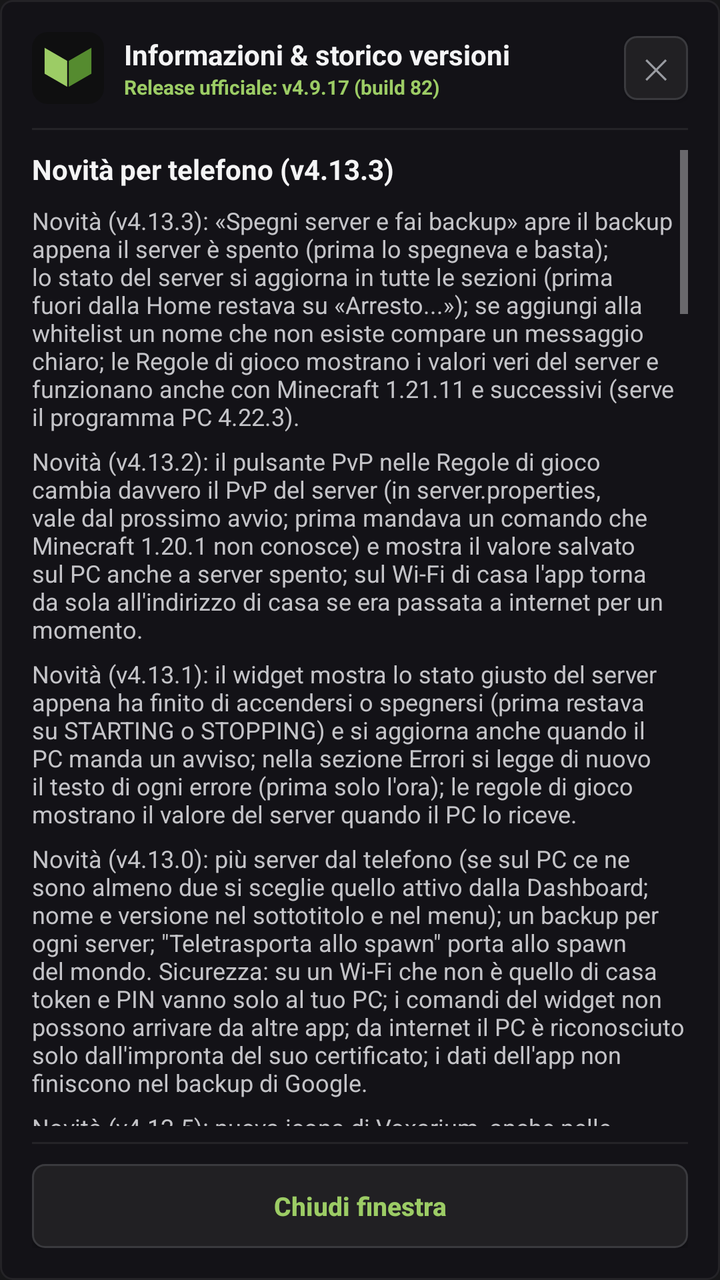
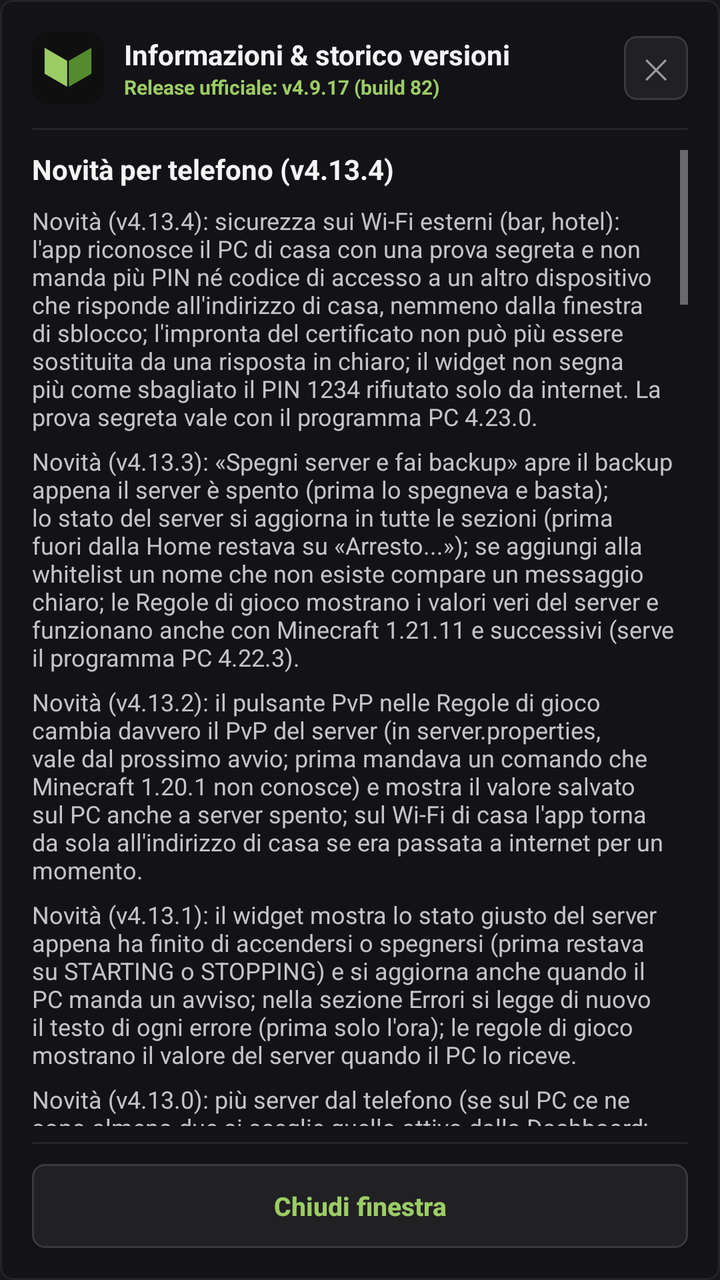

Before-and-after screenshots of an Android layout around one commit, followed by the original layout XML and the change that was made.
<!-- AndroidManifest.xml: application theme AppTheme -->
<!-- res/layout/dialog_info_versions.xml -->
<?xml version="1.0" encoding="utf-8"?>
<LinearLayout xmlns:android="http://schemas.android.com/apk/res/android"
    android:layout_width="match_parent"
    android:layout_height="wrap_content"
    android:orientation="vertical"
    android:background="@drawable/card_bg"
    android:padding="16dp">

    
    <RelativeLayout
        android:layout_width="match_parent"
        android:layout_height="wrap_content"
        android:layout_marginBottom="12dp">

        <ImageView
            android:id="@+id/dialogHeaderInfoIcon"
            android:layout_width="36dp"
            android:layout_height="36dp"
            android:layout_alignParentStart="true"
            android:layout_centerVertical="true"
            android:src="@drawable/ic_launcher" />

        <LinearLayout
            android:layout_width="wrap_content"
            android:layout_height="wrap_content"
            android:layout_toEndOf="@+id/dialogHeaderInfoIcon"
            android:layout_marginStart="10dp"
            android:layout_centerVertical="true"
            android:orientation="vertical">

            <TextView
                android:layout_width="wrap_content"
                android:layout_height="wrap_content"
                android:text="Informazioni &amp; storico versioni"
                android:tag="t:ui.informazioni_storico_versioni"
                android:textColor="#f4f4f5"
                android:textSize="14sp"
                android:textStyle="bold" />

            <TextView
                android:id="@+id/dialogTxtCurrentVersion"
                android:layout_width="wrap_content"
                android:layout_height="wrap_content"
                android:text="Release ufficiale: v4.9.17 (build 82)"
                android:tag="notr"
                android:textColor="#9ccc65"
                android:textSize="10sp"
                android:textStyle="bold" />
        </LinearLayout>

        <Button
            android:id="@+id/dialogBtnCloseTop"
            android:layout_width="32dp"
            android:layout_height="32dp"
            android:layout_alignParentEnd="true"
            android:layout_centerVertical="true"
            android:background="@drawable/btn_slate"
            android:text="✕"
            android:textColor="#9a9ca2"
            android:textSize="14sp" />
    </RelativeLayout>

    <View
        android:layout_width="match_parent"
        android:layout_height="1dp"
        android:background="#242327"
        android:layout_marginBottom="10dp" />

    
    <ScrollView
        android:layout_width="match_parent"
        android:layout_height="0dp"
        android:layout_weight="1"
        android:fillViewport="true"
        android:scrollbars="vertical">

        <LinearLayout
            android:layout_width="match_parent"
            android:layout_height="wrap_content"
            android:orientation="vertical">

            
            <TextView
                android:layout_width="wrap_content"
                android:layout_height="wrap_content"
                android:text="Novità per telefono (v4.13.3)"
                android:tag="t:ui.novita_telefono|v4.13.3"
                android:textColor="#f4f4f5"
                android:textSize="14sp"
                android:textStyle="bold"
                android:layout_marginBottom="8dp" />

            
                <TextView
                    android:layout_width="match_parent"
                    android:layout_height="wrap_content"
                    android:text="Novità (v4.13.3): «Spegni server e fai backup» apre il backup appena il server è spento (prima lo spegneva e basta); lo stato del server si aggiorna in tutte le sezioni (prima fuori dalla Home restava su «Arresto...»); se aggiungi alla whitelist un nome che non esiste compare un messaggio chiaro; le Regole di gioco mostrano i valori veri del server e funzionano anche con Minecraft 1.21.11 e successivi (serve il programma PC 4.22.3)."
                    android:tag="t:ui.novita_v4_13_3_backup"
                    android:textColor="#c4c4c8"
                    android:textSize="12sp"
                    android:layout_marginBottom="6dp" />

                <TextView
                    android:layout_width="match_parent"
                    android:layout_height="wrap_content"
                    android:text="Novità (v4.13.2): il pulsante PvP nelle Regole di gioco cambia davvero il PvP del server (in server.properties, vale dal prossimo avvio; prima mandava un comando che Minecraft 1.20.1 non conosce) e mostra il valore salvato sul PC anche a server spento; sul Wi-Fi di casa l'app torna da sola all'indirizzo di casa se era passata a internet per un momento."
                    android:tag="t:ui.novita_v4_13_2_pvp"
                    android:textColor="#c4c4c8"
                    android:textSize="12sp"
                    android:layout_marginBottom="6dp" />

                <TextView
                    android:layout_width="match_parent"
                    android:layout_height="wrap_content"
                    android:text="Novità (v4.13.1): il widget mostra lo stato giusto del server appena ha finito di accendersi o spegnersi (prima restava su STARTING o STOPPING) e si aggiorna anche quando il PC manda un avviso; nella sezione Errori si legge di nuovo il testo di ogni errore (prima solo l'ora); le regole di gioco mostrano il valore del server quando il PC lo riceve."
                    android:tag="t:ui.novita_v4_13_1_widget"
                    android:textColor="#c4c4c8"
                    android:textSize="12sp"
                    android:layout_marginBottom="6dp" />

                <TextView
                    android:layout_width="match_parent"
                    android:layout_height="wrap_content"
                    android:text="Novità (v4.13.0): più server dal telefono (se sul PC ce ne sono almeno due si sceglie quello attivo dalla Dashboard; nome e versione nel sottotitolo e nel menu); un backup per ogni server; &quot;Teletrasporta allo spawn&quot; porta allo spawn del mondo. Sicurezza: su un Wi-Fi che non è quello di casa token e PIN vanno solo al tuo PC; i comandi del widget non possono arrivare da altre app; da internet il PC è riconosciuto solo dall'impronta del suo certificato; i dati dell'app non finiscono nel backup di Google."
                    android:tag="t:ui.novita_v4_13_0_piu_server"
                    android:textColor="#c4c4c8"
                    android:textSize="12sp"
                    android:layout_marginBottom="6dp" />

                <TextView
                    android:layout_width="match_parent"
                    android:layout_height="wrap_content"
                    android:text="Novità (v4.12.5): nuova icona di Voxarium, anche nelle notifiche (prima nella barra compariva un quadrato bianco); titolo intero nell'intestazione di ogni sezione; finestre del PIN e Info più leggibili; l'aggiornamento scaricato non resta più in tre copie sul telefono."
                    android:tag="t:ui.novita_v4_12_5_icona"
                    android:textColor="#c4c4c8"
                    android:textSize="12sp"
                    android:layout_marginBottom="6dp" />

                <TextView
                    android:layout_width="match_parent"
                    android:layout_height="wrap_content"
                    android:text="Correzione (v4.12.4): i testi non tradotti (cronologia vecchia, nomi, messaggi) non vengono più modificati per sbaglio nelle altre lingue."
                    android:tag="t:ui.correzione_v4_12_4_testi_non_tradotti"
                    android:textColor="#c4c4c8"
                    android:textSize="12sp"
                    android:layout_marginBottom="6dp" />

                <TextView
                    android:layout_width="match_parent"
                    android:layout_height="wrap_content"
                    android:text="App in 6 lingue (v4.12.0 – v4.12.3): pulsante della lingua nella barra in alto (IT, EN, ES, FR, DE, PT); il cambio lingua non riapre l'app e non chiede di nuovo l'impronta; tradotti anche errori di connessione e tipi di notifica."
                    android:tag="t:ui.app_6_lingue_v4_12_0_v4_12_3_pulsante"
                    android:textColor="#c4c4c8"
                    android:textSize="12sp"
                    android:layout_marginBottom="6dp" />

                <TextView
                    android:layout_width="match_parent"
                    android:layout_height="wrap_content"
                    android:text="RAM e backup (v4.11.0): RAM del server scelta da un elenco fino alla RAM del PC; la finestra del backup mostra quanto peserà; il PIN di sblocco viene controllato dal PC, quindi dopo un cambio di PIN vale subito quello nuovo; codice dell'app protetto."
                    android:tag="t:ui.ram_backup_v4_11_0_ram_server_scelta"
                    android:textColor="#c4c4c8"
                    android:textSize="12sp"
                    android:layout_marginBottom="6dp" />

                <TextView
                    android:layout_width="match_parent"
                    android:layout_height="wrap_content"
                    android:text="Avvisi verificati (v4.10.4): l'app mostra solo gli avvisi firmati dal proprio PC, quindi nessuno può mandarne di falsi; tolti due canali di notifica vecchi. Notifiche più puntuali (v4.10.3): quando la rete torna dopo un periodo senza segnale l'app riprende subito a ricevere gli avvisi del PC (prima poteva aspettare fino a 5 minuti). Correzioni (v4.10.2): dopo la prima configurazione la schermata Connessione mostra gli indirizzi salvati (prima, salvando da lì, si perdevano); ping mostrato solo a server acceso; titolo della testata non più sovrapposto allo stato."
                    android:tag="t:ui.avvisi_verificati_v4_10_4_app_mostra"
                    android:textColor="#c4c4c8"
                    android:textSize="12sp"
                    android:layout_marginBottom="6dp" />


                <TextView
                    android:layout_width="match_parent"
                    android:layout_height="wrap_content"
                    android:text="Nome Voxarium (v4.10.1) e accesso da fuori casa senza tunnel (v4.10.0): collegamento in HTTPS all'IP pubblico del PC, riconosciuto dall'impronta del suo certificato; nuovo aspetto come il pannello PC."
                    android:tag="t:ui.nome_voxarium_v4_10_1_accesso_fuori"
                    android:textColor="#c4c4c8"
                    android:textSize="12sp"
                    android:layout_marginBottom="6dp" />


            <LinearLayout
                android:layout_width="match_parent"
                android:layout_height="wrap_content"
                android:orientation="vertical"
                android:background="#131217"
                android:padding="12dp"
                android:layout_marginBottom="12dp">

                <TextView
                    android:layout_width="wrap_content"
                    android:layout_height="wrap_content"
                    android:text="Novità smartphone (app Android APK):"
                    android:tag="t:ui.novita_smartphone_app_android_apk"
                    android:textColor="#9a9ca2"
                    android:textSize="14sp"
                    android:textStyle="bold"
                    android:layout_marginBottom="6dp" />

                <TextView
                    android:layout_width="match_parent"
                    android:layout_height="wrap_content"
                    android:text="• Modalità Auto, Wi-Fi e Internet:\nIn Auto l'app usa l'indirizzo di casa sul Wi-Fi e quello da internet con i dati mobili, e passa dall'uno all'altro da sola.\n\n• Indirizzi sempre aggiornati:\nQuando cambia l'indirizzo del PC, il PC lo manda all'app con un messaggio firmato (ntfy): l'app accetta solo quelli del proprio PC.\n\n• Widget Schermata Home (2x2 / 4x1):\nStato del server, TPS, RAM e giocatori con comandi rapidi a un tocco.\n\n• Sblocco con PIN del PC e notifiche anche ad app chiusa."
                    android:tag="t:ui.modalita_auto_wi_fi_internet_auto_app"
                    android:textColor="#f4f4f5"
                    android:textSize="12sp"
                    android:lineSpacingExtra="3dp" />
            </LinearLayout>

            
            <TextView
                android:layout_width="wrap_content"
                android:layout_height="wrap_content"
                android:text="Cronologia versioni telefono"
                android:tag="t:ui.cronologia_versioni_telefono"
                android:textColor="#f4f4f5"
                android:textSize="14sp"
                android:textStyle="bold"
                android:layout_marginBottom="8dp" />

            <LinearLayout
                android:layout_width="match_parent"
                android:layout_height="wrap_content"
                android:orientation="vertical"
                android:background="#0f0f11"
                android:padding="12dp"
                android:layout_marginBottom="8dp">

                <TextView
                    android:layout_width="match_parent"
                    android:layout_height="wrap_content"
                    android:text="• v4.13.3 (Build 109):
Backup dopo lo spegnimento; stato aggiornato in tutte le sezioni; errori della whitelist visibili; regole di gioco vere anche su 1.21.11+."
                    android:tag="t:ui.v4_13_3_build_109_backup"
                    android:textColor="#c4c4c8"
                    android:textSize="12sp"
                    android:layout_marginBottom="4dp" />

                <TextView
                    android:layout_width="match_parent"
                    android:layout_height="wrap_content"
                    android:text="• v4.13.2 (Build 108):
Pulsante PvP funzionante (server.properties); ritorno automatico al Wi-Fi di casa."
                    android:tag="t:ui.v4_13_2_build_108_pvp"
                    android:textColor="#c4c4c8"
                    android:textSize="12sp"
                    android:layout_marginBottom="4dp" />

                <TextView
                    android:layout_width="match_parent"
                    android:layout_height="wrap_content"
                    android:text="• v4.13.1 (Build 107):
Widget con lo stato del server aggiornato; testo degli errori di nuovo visibile; regole di gioco lette dal server."
                    android:tag="t:ui.v4_13_1_build_107_widget"
                    android:textColor="#c4c4c8"
                    android:textSize="12sp"
                    android:layout_marginBottom="4dp" />

                <TextView
                    android:layout_width="match_parent"
                    android:layout_height="wrap_content"
                    android:text="• v4.13.0 (Build 105):\nPiù server dal telefono; un backup per ogni server; teletrasporto allo spawn del mondo; più sicurezza su Wi-Fi esterni, nel widget e nel collegamento da internet."
                    android:tag="t:ui.v4_13_0_build_105_server"
                    android:textColor="#c4c4c8"
                    android:textSize="12sp"
                    android:layout_marginBottom="4dp" />

                <TextView
                    android:layout_width="match_parent"
                    android:layout_height="wrap_content"
                    android:text="• v4.12.5 (Build 102):\nNuova icona; titoli interi nell'intestazione; finestre del PIN e Info più leggibili; aggiornamento scaricato in una sola copia."
                    android:tag="t:ui.v4_12_5_build_102_icona"
                    android:textColor="#c4c4c8"
                    android:textSize="12sp"
                    android:layout_marginBottom="4dp" />

                <TextView
                    android:layout_width="match_parent"
                    android:layout_height="wrap_content"
                    android:text="• v4.12.4 (Build 96):\nI testi non tradotti non vengono più modificati per sbaglio nelle altre lingue."
                    android:tag="t:ui.v4_12_4_build_96_testi_non_tradotti"
                    android:textColor="#c4c4c8"
                    android:textSize="12sp"
                    android:layout_marginBottom="4dp" />

                <TextView
                    android:layout_width="match_parent"
                    android:layout_height="wrap_content"
                    android:text="• v4.12.3 (Build 95):\nTradotti errori di connessione e tipi di notifica.\n• v4.12.2 (Build 94):\nIl cambio lingua non riapre l'app e non chiede di nuovo l'impronta.\n• v4.12.1 (Build 93):\nPulsante della lingua nella barra in alto.\n• v4.12.0 (Build 92):\nApp in 6 lingue: italiano, inglese, spagnolo, francese, tedesco e portoghese.\n• v4.11.0 (Build 91):\nRAM del server fino alla RAM del PC; peso del backup; PIN controllato dal PC; codice protetto."
                    android:tag="t:ui.v4_12_3_build_95_tradotti_errori"
                    android:textColor="#c4c4c8"
                    android:textSize="12sp"
                    android:layout_marginBottom="8dp" />

                <TextView
                    android:layout_width="match_parent"
                    android:layout_height="wrap_content"
                    android:tag="notr"
                    android:text="• v4.10.4 (Build 90):
Solo avvisi firmati dal proprio PC; canali di notifica riordinati.
• v4.10.3 (Build 89):
Avvisi del PC ripresi subito al ritorno della rete.
• v4.10.2 (Build 88):\nSchermata Connessione con gli indirizzi salvati dopo la prima configurazione; ping solo a server acceso; testata sistemata; finestra Info aggiornata.\n• v4.10.1 (Build 87):\nL'app si chiama Voxarium.\n• v4.10.0 (Build 86):\nAccesso da fuori casa in HTTPS sull'IP pubblico del PC (tunnel Cloudflare tolto); nuovo aspetto come il pannello PC.\n• v4.9.18 – v4.9.20 (Build 83-85):\nCanale notifiche proprio per ogni PC; meno richieste a ntfy.sh; avviso se il PC usa ancora il PIN predefinito.\n• v4.9.17 (Build 82):
Sicurezza push avanzata: verifica obbligatoria firma crittografica HMAC-SHA256 con push_secret su tutti i messaggi ntfy; topic ntfy dinamico configurato direttamente dal server al login (/api/auth/verify) con riconnessione a caldo in background.
• v4.9.15 (Build 80):
Bonifica totale lettere accentate italiane (à, è, é, ì, ò, ù, È, À) in tutte le schermate, toast e dialoghi; flag compilatore -encoding UTF-8 forzato stabilmente.
• v4.9.14 (Build 79):
Grafica ufficiale Minecraft: blocchi 3D in testata e dashboard, avatar skin teste reali per i giocatori connessi via mc-heads.
• v4.9.13 (Build 78):
Stabilizzazione handshake rete LAN e tunneling Cloudflare.
• v4.9.12 (Build 77):
Risoluzione bug audit dal vivo: giocatori online, conferma backup con opzione Drive, pulsante annulla, stati stopping/restarting/crash, gamerules dal server e avanzamento ripristino.
• v4.9.11 (Build 76):
Login con PIN, header X-Admin-Token, download APK atomico anti-troncamento e timeout ntfy 120s.
• v4.9.10 (Build 75):
Sincronizzazione automatica bidirezionale diretta da /api/network e fallback ntfy.
• v4.9.5 (Build 69):\nSchermata Info esclusiva per smartphone e visualizzazione pulita.\n\n• v4.9.4 (Build 68):\nTasti modalità dinamici con vibrazione aptica e auto-switch Wi-Fi ↔ 4G/5G.\n\n• v4.9.1 (Build 64):\nNuovo popup info (ⓘ) con card compatta e controlli veloci.\n\n• v4.8.6 (Build 62):\nSbloccato tasto 'Verifica Aggiornamenti' nelle Impostazioni e WakeLock anti-Doze.\n\n• v4.8.5 (Build 61):\nFinestra diagnostica completa per Crash Report con traceback Java.\n\n• v4.8.0 (Build 60):\nRipristino automatico backup mondo ZIP da cloud/locale e pulizia log obsoleti.\n\n• v4.7.0 (Build 59):\nConfigurazione notifiche push prioritarie tramite canale ntfy dedicato."
                    android:textColor="#9a9ca2"
                    android:textSize="12sp"
                    android:lineSpacingExtra="3dp" />
            </LinearLayout>
        </LinearLayout>
    </ScrollView>

    <View
        android:layout_width="match_parent"
        android:layout_height="1dp"
        android:background="#242327"
        android:layout_marginTop="8dp"
        android:layout_marginBottom="10dp" />

    
    <Button
        android:id="@+id/dialogBtnCloseBottom"
        android:layout_width="match_parent"
        android:layout_height="42dp"
        android:background="@drawable/btn_slate"
        android:text="Chiudi finestra"
        android:tag="t:ui.chiudi_finestra"
        android:textColor="#9ccc65"
        android:textSize="13sp"
        android:textStyle="bold" />
</LinearLayout>
<!-- resources referenced by this layout -->
<resources>
  <!-- drawable btn_slate (drawable) -->
  <?xml version="1.0" encoding="utf-8"?>
  <selector xmlns:android="http://schemas.android.com/apk/res/android">
      <item android:state_pressed="true">
          <shape android:shape="rectangle">
          <solid android:color="#2a2a2e" />
          <corners android:radius="6dp" />
          <stroke android:width="1dp" android:color="#4a4a4f" />
      </shape>
      </item>
      <item android:state_enabled="false">
          <shape android:shape="rectangle">
          <solid android:color="#171719" />
          <corners android:radius="6dp" />
          <stroke android:width="1dp" android:color="#242327" />
      </shape>
      </item>
      <item>
          <shape android:shape="rectangle">
          <solid android:color="#212023" />
          <corners android:radius="6dp" />
          <stroke android:width="1dp" android:color="#3a3a3e" />
      </shape>
      </item>
  </selector>
  <!-- drawable card_bg (drawable) -->
  <?xml version="1.0" encoding="utf-8"?>
  <shape xmlns:android="http://schemas.android.com/apk/res/android" android:shape="rectangle">
          <solid android:color="#131217" />
          <corners android:radius="6dp" />
          <stroke android:width="1dp" android:color="#242327" />
      </shape>
  <!-- drawable ic_launcher: png bitmap (drawable, 4230 bytes) -->
  <style name="AppTheme" parent="@android:style/Theme.Material.NoActionBar">
          <item name="android:colorPrimary">#7cb342</item>
          <item name="android:colorPrimaryDark">#171719</item>
          <item name="android:colorAccent">#9ccc65</item>
          <item name="android:windowBackground">#171719</item>
          <item name="android:statusBarColor">#171719</item>
          <item name="android:navigationBarColor">#171719</item>
          <item name="android:windowDrawsSystemBarBackgrounds">true</item>
          <item name="android:textColor">#f4f4f5</item>
          <item name="android:textColorHint">#8a8c92</item>
          <item name="android:buttonStyle">@style/AppButton</item>
          <item name="android:alertDialogTheme">@style/AppDialog</item>
      </style>
  <style name="AppButton" parent="@android:style/Widget.Material.Button">
          <item name="android:textAllCaps">false</item>
      </style>
  <style name="AppDialog" parent="@android:style/Theme.Material.Dialog.Alert">
          <item name="android:windowBackground">@drawable/dialog_bg</item>
          <item name="android:colorAccent">#9ccc65</item>
          <item name="android:textColorPrimary">#f4f4f5</item>
          <item name="android:textColor">#f4f4f5</item>
          <item name="android:textColorSecondary">#c4c4c8</item>
          <item name="android:textColorHint">#8a8c92</item>
          <item name="android:buttonBarButtonStyle">@style/AppDialogButton</item>
      </style>
  <!-- drawable dialog_bg (drawable) -->
  <?xml version="1.0" encoding="utf-8"?>
  <inset xmlns:android="http://schemas.android.com/apk/res/android"
      android:insetLeft="16dp"
      android:insetRight="16dp"
      android:insetTop="16dp"
      android:insetBottom="16dp">
      <shape android:shape="rectangle">
          <solid android:color="#212023" />
          <corners android:radius="6dp" />
          <stroke android:width="1dp" android:color="#3a3a3e" />
      </shape>
  </inset>
  <style name="AppDialogButton" parent="@android:style/Widget.Material.Button.Borderless.Colored">
          <item name="android:textAllCaps">false</item>
          <item name="android:textColor">#9ccc65</item>
          <item name="android:textSize">15sp</item>
      </style>
</resources>

<!-- the commit's change to res/layout/dialog_info_versions.xml (unified diff, before → after) -->
@@ -83,14 +83,23 @@
             <TextView
                 android:layout_width="wrap_content"
                 android:layout_height="wrap_content"
-                android:text="Novità per telefono (v4.13.3)"
-                android:tag="t:ui.novita_telefono|v4.13.3"
+                android:text="Novità per telefono (v4.13.4)"
+                android:tag="t:ui.novita_telefono|v4.13.4"
                 android:textColor="#f4f4f5"
                 android:textSize="14sp"
                 android:textStyle="bold"
                 android:layout_marginBottom="8dp" />
 
             
+                <TextView
+                    android:layout_width="match_parent"
+                    android:layout_height="wrap_content"
+                    android:text="Novità (v4.13.4): sicurezza sui Wi-Fi esterni (bar, hotel): l'app riconosce il PC di casa con una prova segreta e non manda più PIN né codice di accesso a un altro dispositivo che risponde all'indirizzo di casa, nemmeno dalla finestra di sblocco; l'impronta del certificato non può più essere sostituita da una risposta in chiaro; il widget non segna più come sbagliato il PIN 1234 rifiutato solo da internet. La prova segreta vale con il programma PC 4.23.0."
+                    android:tag="t:ui.novita_v4_13_4_sicurezza"
+                    android:textColor="#c4c4c8"
+                    android:textSize="12sp"
+                    android:layout_marginBottom="6dp" />
+
                 <TextView
                     android:layout_width="match_parent"
                     android:layout_height="wrap_content"
@@ -229,6 +238,16 @@
                 android:background="#0f0f11"
                 android:padding="12dp"
                 android:layout_marginBottom="8dp">
+
+                <TextView
+                    android:layout_width="match_parent"
+                    android:layout_height="wrap_content"
+                    android:text="• v4.13.4 (Build 110):
+PIN e accesso protetti sui Wi-Fi esterni (prova segreta del PC); widget con il PIN 1234 in casa."
+                    android:tag="t:ui.v4_13_4_build_110_sicurezza"
+                    android:textColor="#c4c4c8"
+                    android:textSize="12sp"
+                    android:layout_marginBottom="4dp" />
 
                 <TextView
                     android:layout_width="match_parent"
